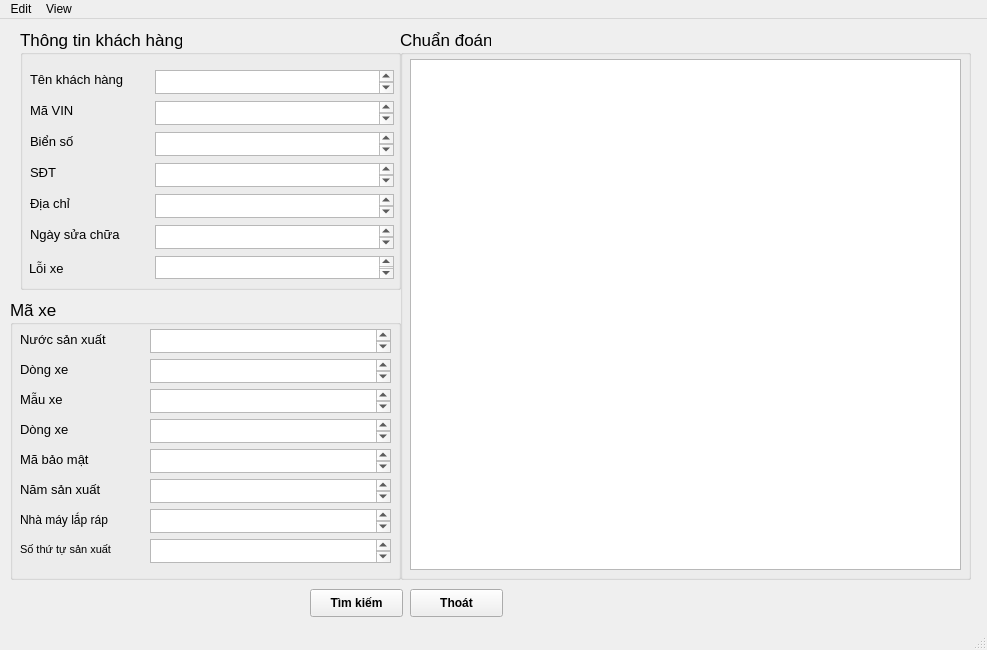
Above: GUI/GUIdisplay.ui from Vuchauduytung/LuanVan before the change. Below: the same form after it.
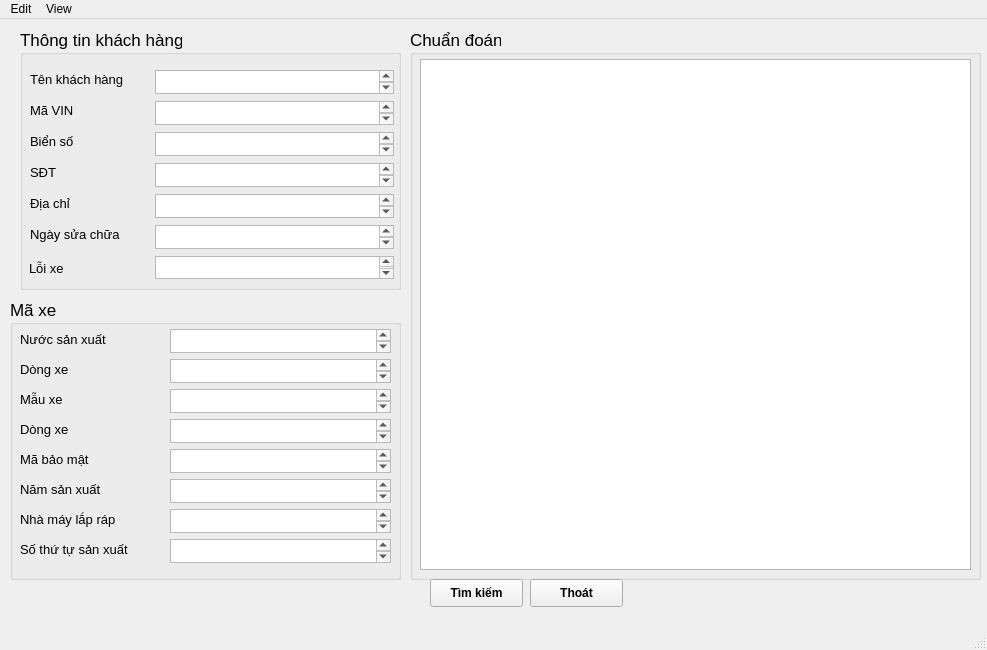
That is the form after the change.

```diff
--- a/GUI/GUIdisplay.ui
+++ b/GUI/GUIdisplay.ui
@@ -14,54 +14,6 @@
    <string>MainWindow</string>
   </property>
   <widget class="QWidget" name="centralwidget">
-   <widget class="QWidget" name="widget_4" native="true">
-    <property name="geometry">
-     <rect>
-      <x>270</x>
-      <y>560</y>
-      <width>271</width>
-      <height>41</height>
-     </rect>
-    </property>
-    <widget class="QPushButton" name="b_cancel">
-     <property name="geometry">
-      <rect>
-       <x>140</x>
-       <y>10</y>
-       <width>93</width>
-       <height>28</height>
-      </rect>
-     </property>
-     <property name="font">
-      <font>
-       <weight>75</weight>
-       <bold>true</bold>
-      </font>
-     </property>
-     <property name="text">
-      <string>Thoát</string>
-     </property>
-    </widget>
-    <widget class="QPushButton" name="b_search">
-     <property name="geometry">
-      <rect>
-       <x>40</x>
-       <y>10</y>
-       <width>93</width>
-       <height>28</height>
-      </rect>
-     </property>
-     <property name="font">
-      <font>
-       <weight>75</weight>
-       <bold>true</bold>
-      </font>
-     </property>
-     <property name="text">
-      <string>Tìm kiếm</string>
-     </property>
-    </widget>
-   </widget>
    <widget class="QGroupBox" name="GB_information_custom">
     <property name="geometry">
      <rect>
@@ -314,9 +266,9 @@
     <widget class="QTextEdit" name="t_name_9">
      <property name="geometry">
       <rect>
-       <x>140</x>
+       <x>160</x>
        <y>240</y>
-       <width>241</width>
+       <width>221</width>
        <height>24</height>
       </rect>
      </property>
@@ -324,9 +276,9 @@
     <widget class="QTextEdit" name="t_name_7">
      <property name="geometry">
       <rect>
-       <x>140</x>
+       <x>160</x>
        <y>180</y>
-       <width>241</width>
+       <width>221</width>
        <height>24</height>
       </rect>
      </property>
@@ -352,9 +304,9 @@
     <widget class="QTextEdit" name="t_name_8">
      <property name="geometry">
       <rect>
-       <x>140</x>
+       <x>160</x>
        <y>210</y>
-       <width>241</width>
+       <width>221</width>
        <height>24</height>
       </rect>
      </property>
@@ -380,9 +332,9 @@
     <widget class="QTextEdit" name="t_name_2">
      <property name="geometry">
       <rect>
-       <x>140</x>
+       <x>160</x>
        <y>30</y>
-       <width>241</width>
+       <width>221</width>
        <height>24</height>
       </rect>
      </property>
@@ -392,13 +344,13 @@
       <rect>
        <x>10</x>
        <y>240</y>
-       <width>117</width>
+       <width>141</width>
        <height>21</height>
       </rect>
      </property>
      <property name="font">
       <font>
-       <pointsize>8</pointsize>
+       <pointsize>10</pointsize>
       </font>
      </property>
      <property name="text">
@@ -408,9 +360,9 @@
     <widget class="QTextEdit" name="t_name_4">
      <property name="geometry">
       <rect>
-       <x>140</x>
+       <x>160</x>
        <y>90</y>
-       <width>241</width>
+       <width>221</width>
        <height>24</height>
       </rect>
      </property>
@@ -426,7 +378,7 @@
      </property>
      <property name="font">
       <font>
-       <pointsize>9</pointsize>
+       <pointsize>10</pointsize>
       </font>
      </property>
      <property name="text">
@@ -436,9 +388,9 @@
     <widget class="QTextEdit" name="t_name_6">
      <property name="geometry">
       <rect>
-       <x>140</x>
+       <x>160</x>
        <y>150</y>
-       <width>241</width>
+       <width>221</width>
        <height>24</height>
       </rect>
      </property>
@@ -446,9 +398,9 @@
     <widget class="QTextEdit" name="t_name_5">
      <property name="geometry">
       <rect>
-       <x>140</x>
+       <x>160</x>
        <y>120</y>
-       <width>241</width>
+       <width>221</width>
        <height>24</height>
       </rect>
      </property>
@@ -474,9 +426,9 @@
     <widget class="QTextEdit" name="t_name_3">
      <property name="geometry">
       <rect>
-       <x>140</x>
+       <x>160</x>
        <y>60</y>
-       <width>241</width>
+       <width>221</width>
        <height>24</height>
       </rect>
      </property>
@@ -531,7 +483,7 @@
    <widget class="QGroupBox" name="groupBox_3">
     <property name="geometry">
      <rect>
-      <x>400</x>
+      <x>410</x>
       <y>10</y>
       <width>571</width>
       <height>551</height>
@@ -556,6 +508,44 @@
      </property>
     </widget>
    </widget>
+   <widget class="QPushButton" name="BT_search">
+    <property name="geometry">
+     <rect>
+      <x>430</x>
+      <y>560</y>
+      <width>93</width>
+      <height>28</height>
+     </rect>
+    </property>
+    <property name="font">
+     <font>
+      <weight>75</weight>
+      <bold>true</bold>
+     </font>
+    </property>
+    <property name="text">
+     <string>Tìm kiếm</string>
+    </property>
+   </widget>
+   <widget class="QPushButton" name="BT_cancel">
+    <property name="geometry">
+     <rect>
+      <x>530</x>
+      <y>560</y>
+      <width>93</width>
+      <height>28</height>
+     </rect>
+    </property>
+    <property name="font">
+     <font>
+      <weight>75</weight>
+      <bold>true</bold>
+     </font>
+    </property>
+    <property name="text">
+     <string>Thoát</string>
+    </property>
+   </widget>
   </widget>
   <widget class="QMenuBar" name="menubar">
    <property name="geometry">
```
Left out of the diff: 28 changed lines with no effect on the pictures.
